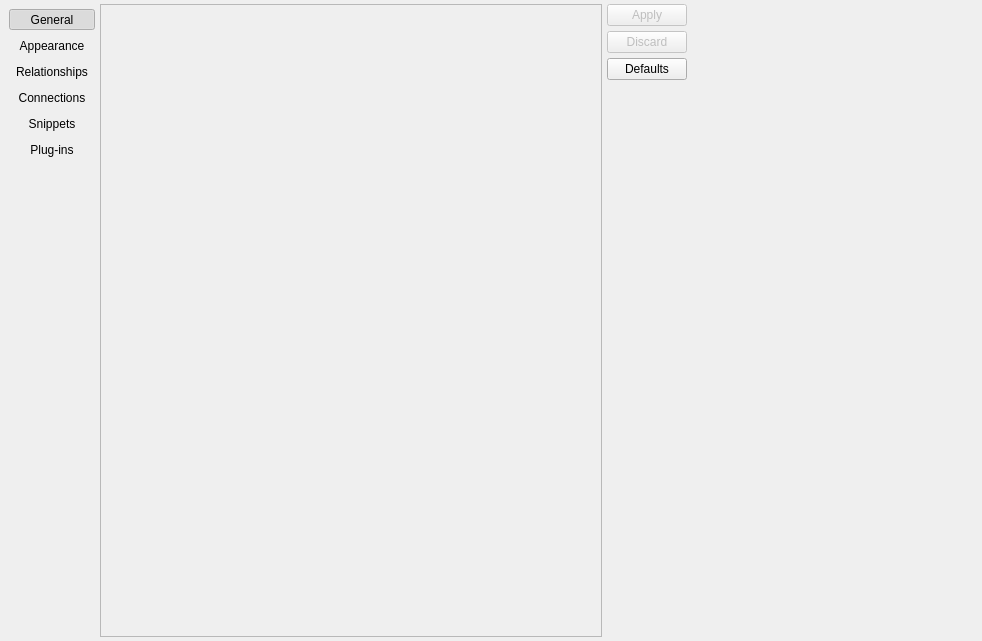
Qt form libs/libgui/ui/settings/configurationwidget.ui (arichiardi/pgmodeler) before a commit.
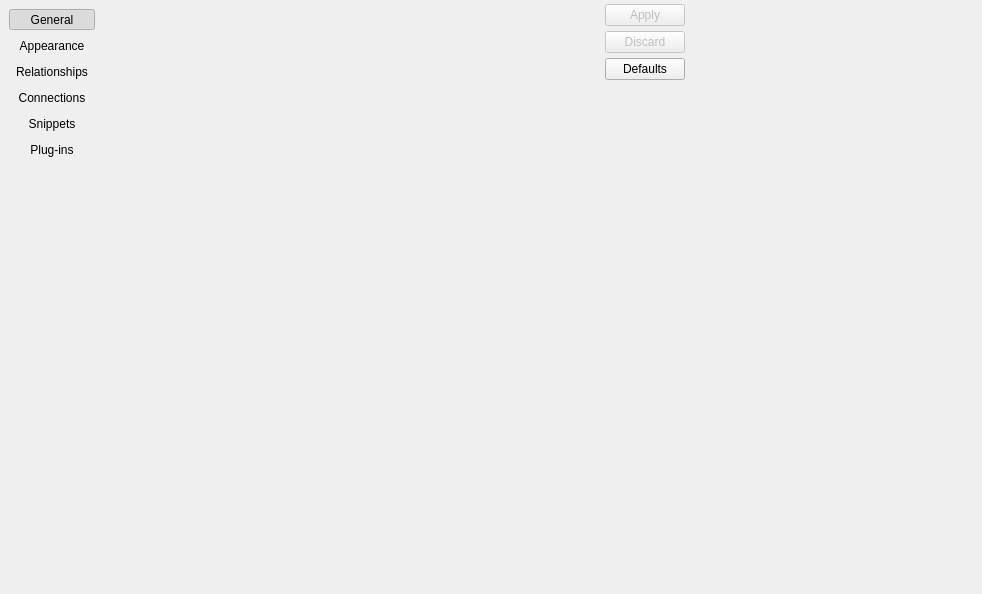
The same form after that commit. Icons and pictures are not drawn.

Commit message: Adjusting the UI of ConfiguraitonWidget (WIP)

Patch:
```diff
--- a/libs/libgui/ui/settings/configurationwidget.ui
+++ b/libs/libgui/ui/settings/configurationwidget.ui
@@ -10,7 +10,7 @@
     <x>0</x>
     <y>0</y>
     <width>982</width>
-    <height>641</height>
+    <height>594</height>
    </rect>
   </property>
   <property name="sizePolicy">
@@ -344,70 +344,31 @@
     </widget>
    </item>
    <item>
-    <widget class="QFrame" name="bg_frame">
+    <widget class="QStackedWidget" name="confs_stw">
      <property name="sizePolicy">
       <sizepolicy hsizetype="Expanding" vsizetype="Expanding">
        <horstretch>0</horstretch>
        <verstretch>0</verstretch>
       </sizepolicy>
      </property>
+     <property name="minimumSize">
+      <size>
+       <width>500</width>
+       <height>0</height>
+      </size>
+     </property>
      <property name="maximumSize">
       <size>
        <width>1000</width>
        <height>16777215</height>
       </size>
      </property>
-     <property name="frameShape">
-      <enum>QFrame::Shape::StyledPanel</enum>
+     <property name="layoutDirection">
+      <enum>Qt::LayoutDirection::LeftToRight</enum>
      </property>
-     <property name="frameShadow">
-      <enum>QFrame::Shadow::Raised</enum>
+     <property name="currentIndex">
+      <number>-1</number>
      </property>
-     <layout class="QVBoxLayout" name="verticalLayout">
-      <property name="spacing">
-       <number>0</number>
-      </property>
-      <property name="leftMargin">
-       <number>0</number>
-      </property>
-      <property name="topMargin">
-       <number>0</number>
-      </property>
-      <property name="rightMargin">
-       <number>0</number>
-      </property>
-      <property name="bottomMargin">
-       <number>0</number>
-      </property>
-      <item>
-       <widget class="QStackedWidget" name="confs_stw">
-        <property name="sizePolicy">
-         <sizepolicy hsizetype="Expanding" vsizetype="Expanding">
-          <horstretch>0</horstretch>
-          <verstretch>0</verstretch>
-         </sizepolicy>
-        </property>
-        <property name="minimumSize">
-         <size>
-          <width>500</width>
-          <height>0</height>
-         </size>
-        </property>
-        <property name="maximumSize">
-         <size>
-          <width>1000</width>
-          <height>16777215</height>
-         </size>
-        </property>
-        <property name="layoutDirection">
-         <enum>Qt::LayoutDirection::LeftToRight</enum>
-        </property>
-        <property name="currentIndex">
-         <number>-1</number>
-        </property>
-       </widget>
-      </item>
-     </layout>
     </widget>
    </item>
    <item>
```
Left out of the diff: 170 changed lines with no effect on the pictures. The commit also changes 1 other file.
